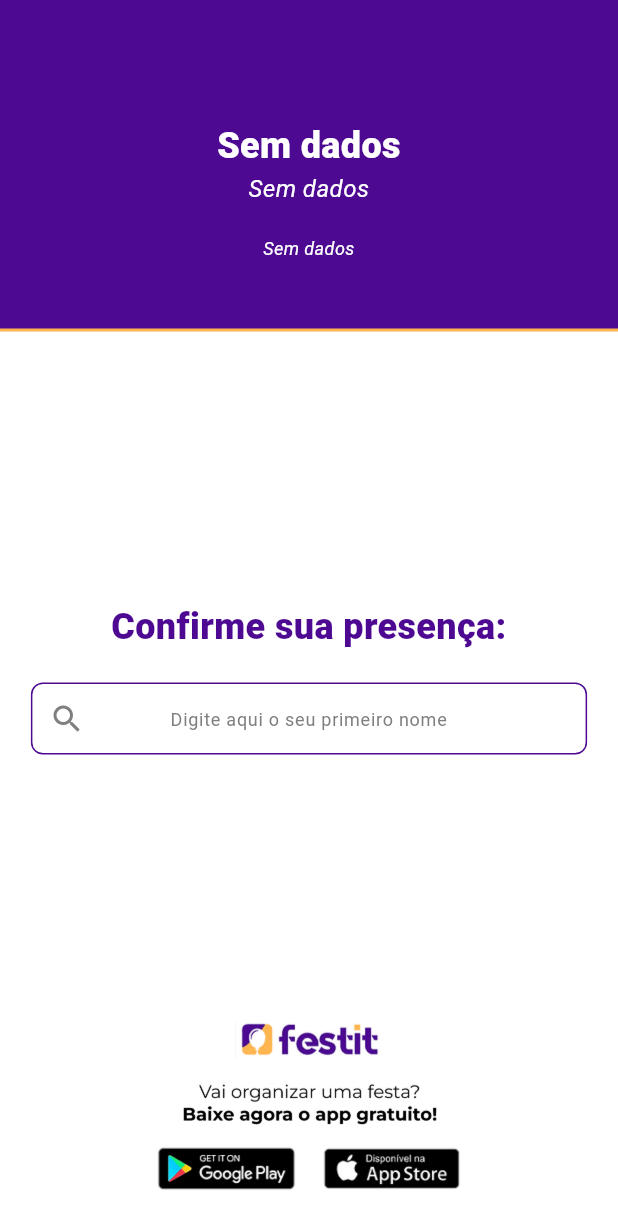
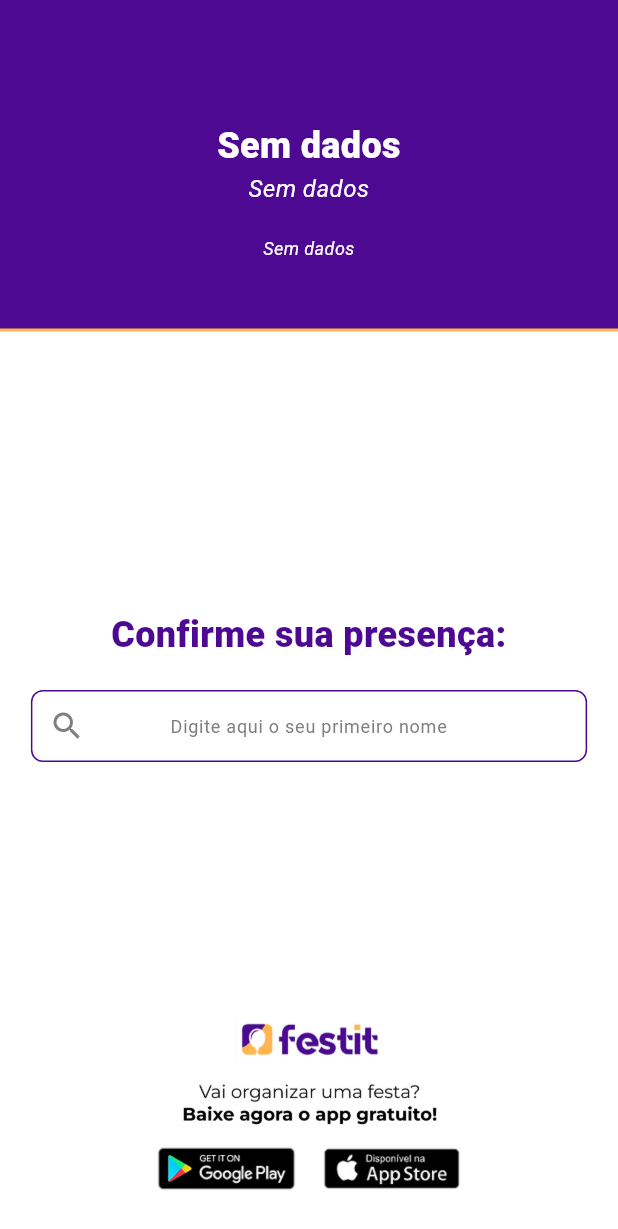
Before and after one commit to TZPabLoTZ/TZPabLoTZ.github.io, a Flutter app: the screen it shows after launch, on a phone screen of 412 x 824 dp. Shown: the top 1229 px of the screen. Run offline on Flutter 3.47's test engine with Material 3 defaults, Android fonts, the light colour scheme and no system bars; our stand-ins replace cloud_firestore, firebase_core, get; missing offline and left inert: dart:html, dart:js; accounts and stored records are empty; Roboto replaces fonts that are missing (Montserrat, Montserrat-italic); statements that could not run were skipped.

Commit message:
feat: test mobile

```diff
--- a/lib/modules/receive_guest/widgets/guest_form.dart
+++ b/lib/modules/receive_guest/widgets/guest_form.dart
@@ -13,13 +13,11 @@ class GuestForm extends StatelessWidget {
 
   @override
   Widget build(BuildContext context) {
-    return GetBuilder<ReceiveGuestController>(
-      builder: (control) {
-        return Padding(
-          padding: EdgeInsets.only(
-            bottom: MediaQuery.of(context).viewInsets.bottom + 10,
-          ),
-          child: Column(
+    return Padding(
+      padding: const EdgeInsets.symmetric(vertical: 8),
+      child: GetBuilder<ReceiveGuestController>(
+        builder: (control) {
+          return Column(
             children: [
               const SizedBox(height: 18),
               const TextDefault(
@@ -139,9 +137,9 @@ class GuestForm extends StatelessWidget {
                 ),
               ],
             ],
-          ),
-        );
-      },
+          );
+        },
+      ),
     );
   }
 }
```
